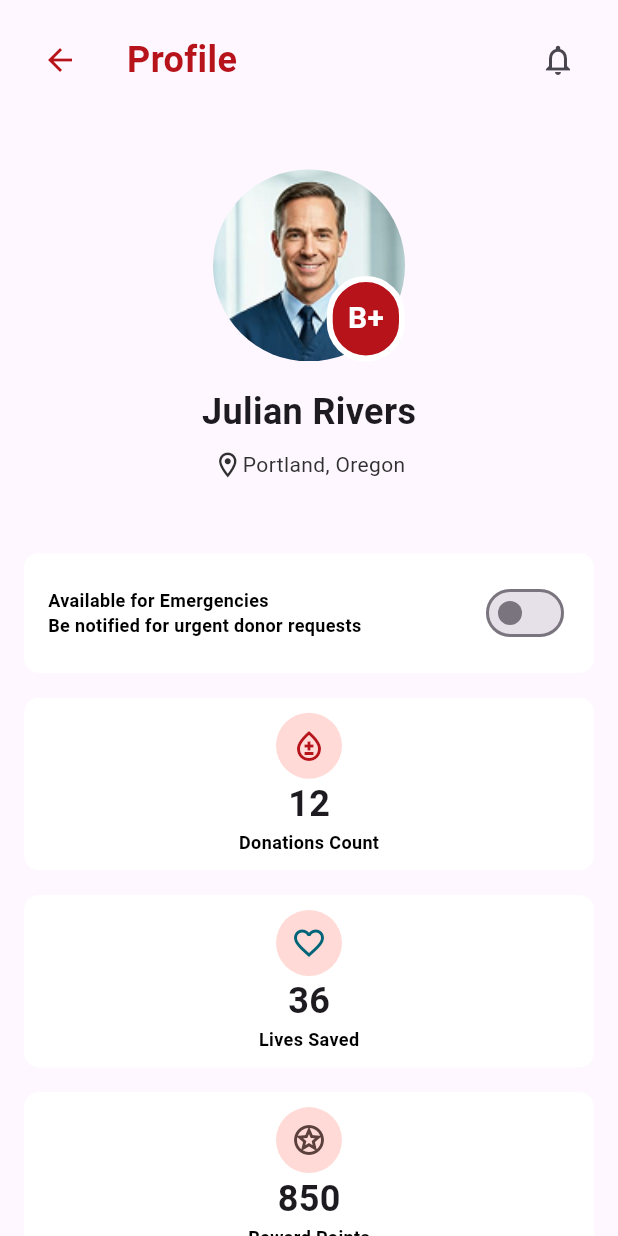
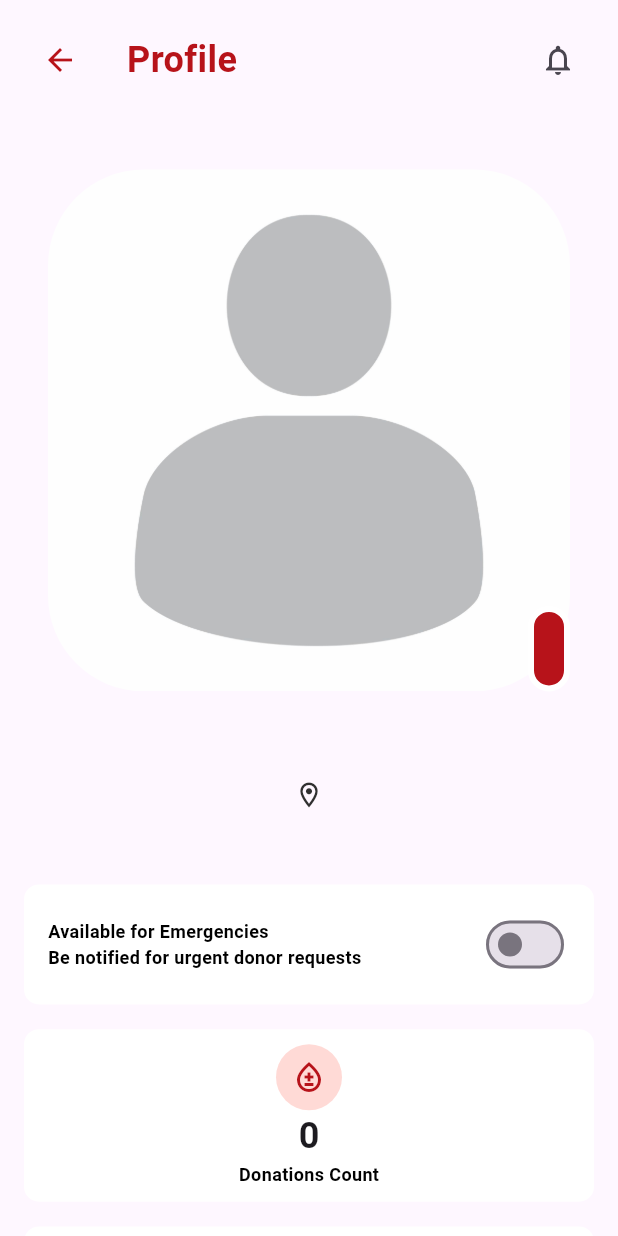
Before and after one commit to Sara2127365/disabilityproject, a Flutter app: the ProfileScreen screen opened directly, on a phone screen of 412 x 824 dp. Run offline on Flutter 3.47's test engine with Material 3 defaults, Android fonts, the phone set to English and light mode, and no system bars; our stand-ins replace bloc, cloud_firestore, firebase_auth, firebase_core, flutter_bloc; accounts and stored records are empty.

Commit message:
Profile screen cubit

```diff
--- a/lib/features/auth/user_model/user_model.dart
+++ b/lib/features/auth/user_model/user_model.dart
@@ -4,10 +4,78 @@ class UserModel {
   final String phone;
   final String location;
   final String blood;
+  final String image;
+  final int donations;
+  final int points;
+  final int livesSaved;
+  final bool isAvailable;
 
-  UserModel({required this.email, required this.name, required this.phone, required this.location, required this.blood});
+  UserModel({
+    required this.email,
+    required this.name,
+    required this.phone,
+    required this.location,
+    required this.blood,
+    required this.image,
+    required this.donations,
+    required this.points,
+    required this.livesSaved,
+    required this.isAvailable,
+  });
 
   Map<String, dynamic> toMap() {
-    return {'email': email, 'name': name,'phone':phone,'location':location,'blood':blood};
+    return {
+      'email': email,
+      'name': name,
+      'phone': phone,
+      'location': location,
+      'blood': blood,
+      'image': image,
+      'donations': donations,
+      'points': points,
+      'livesSaved': livesSaved,
+      'isAvailable': isAvailable,
+    };
+  }
+
+  factory UserModel.fromJson(Map<String, dynamic> json) {
+    return UserModel(
+      email: json['email'],
+      name: json['name'],
+      phone: json['phone'],
+      location: json['location'],
+      blood: json['blood'],
+      image: json['image'],
+      donations: json['donations'],
+      points: json['points'],
+      livesSaved: json['livesSaved'],
+      isAvailable: json['isAvailable'],
+    );
+  }
+
+  UserModel copyWith({
+    String? email,
+    String? name,
+    String? image,
+    String? phone,
+    String? location,
+    String? blood,
+    bool? isAvailable,
+    int? donations,
+    int? points,
+    int? livesSaved,
+  }) {
+    return UserModel(
+      email: email ?? this.email,
+      name: name ?? this.name,
+      phone: phone ?? this.phone,
+      location: location ?? this.location,
+      blood: blood ?? this.blood,
+      image: image ?? this.image,
+      donations: donations ?? this.donations,
+      points: points ?? this.points,
+      livesSaved: livesSaved ?? this.livesSaved,
+      isAvailable: isAvailable ?? this.isAvailable,
+    );
   }
 }
--- /dev/null
+++ b/lib/features/profile/cubit/profile_cubit.dart
@@ -0,0 +1,30 @@
+import 'package:disability/core/datasources/firebase_data_sources.dart';
+import 'package:disability/features/auth/user_model/user_model.dart';
+import 'package:disability/features/profile/cubit/states.dart';
+import 'package:flutter_bloc/flutter_bloc.dart';
+
+class ProfileCubit extends Cubit<ProfileStates> {
+  FirebaseDataSource firebaseDataSource = FirebaseDataSource();
+
+  ProfileCubit() : super(ProfileInitialState());
+
+  UserModel? userModel;
+
+  Future<void> getUser() async {
+    emit(ProfileLoadingState());
+    try {
+      userModel = await firebaseDataSource.getUser();
+      emit(ProfileSuccessState(userModel: userModel!));
+    } catch (e) {
+      emit(ProfileErrorState(message: e.toString()));
+    }
+  }
+
+  Future<void> toggleAvailability(bool value) async {
+    userModel = userModel!.copyWith(isAvailable: value);
+
+    await firebaseDataSource.updateAvailability(value);
+
+    emit(ProfileSuccessState(userModel: userModel!));
+  }
+}
--- /dev/null
+++ b/lib/features/profile/cubit/states.dart
@@ -0,0 +1,19 @@
+import 'package:disability/features/auth/user_model/user_model.dart';
+
+abstract class ProfileStates {}
+
+class ProfileInitialState extends ProfileStates {}
+
+class ProfileLoadingState extends ProfileStates {}
+
+class ProfileSuccessState extends ProfileStates {
+  final UserModel userModel;
+
+  ProfileSuccessState({required this.userModel});
+}
+
+class ProfileErrorState extends ProfileStates {
+  final String message;
+
+  ProfileErrorState({required this.message});
+}
--- a/lib/features/profile/profile_screen.dart
+++ b/lib/features/profile/profile_screen.dart
@@ -32,21 +32,18 @@ class ProfileScreen extends StatelessWidget {
                 StatisticsCard(
                   icon: Icons.bloodtype_outlined,
                   iconColor: ColorsManger.primaryColor,
-                  recordNumber: 12,
                   recordName: 'Donations Count',
                 ),
                 SizedBox(height: height * 0.02),
                 StatisticsCard(
                   icon: Icons.favorite_border_outlined,
                   iconColor: Color(0xff006578),
-                  recordNumber: 36,
                   recordName: 'Lives Saved',
                 ),
                 SizedBox(height: height * 0.02),
                 StatisticsCard(
                   icon: Icons.stars_outlined,
                   iconColor: Color(0xff5B403D),
-                  recordNumber: 850,
                   recordName: 'Reward Points',
                 ),
                 SizedBox(height: height * 0.04),
--- a/lib/features/profile/widgets/available_card.dart
+++ b/lib/features/profile/widgets/available_card.dart
@@ -1,16 +1,13 @@
 import 'package:disability/core/styles/colors.dart';
 import 'package:disability/core/styles/styles.dart';
+import 'package:disability/features/profile/cubit/profile_cubit.dart';
+import 'package:disability/features/profile/cubit/states.dart';
 import 'package:flutter/material.dart';
+import 'package:flutter_bloc/flutter_bloc.dart';
 
-class AvailableCard extends StatefulWidget {
+class AvailableCard extends StatelessWidget {
   const AvailableCard({super.key});
 
-  @override
-  State<AvailableCard> createState() => _AvailableCardState();
-}
-
-class _AvailableCardState extends State<AvailableCard> {
-  bool isAvailable = false;
   @override
   Widget build(BuildContext context) {
     return Container(
@@ -26,13 +23,19 @@ class _AvailableCardState extends State<AvailableCard> {
             style: StylesManager.black12Bold,
           ),
           Spacer(),
-          Switch(
-            value: isAvailable,
-            activeColor: ColorsManger.primaryColor,
-            onChanged: (value) {
-              setState(() {
-                isAvailable = value;
-              });
+          BlocBuilder<ProfileCubit, ProfileStates>(
+            builder: (context, state) {
+              if (state is ProfileSuccessState) {
+                return Switch(
+                  value: state.userModel.isAvailable,
+                  activeColor: ColorsManger.primaryColor,
+                  onChanged: (value) {
+
+                    context.read<ProfileCubit>().toggleAvailability(value);
+                  },
+                );
+              }
+              return Container();
             },
           ),
         ],
--- a/lib/features/profile/widgets/statistics_card.dart
+++ b/lib/features/profile/widgets/statistics_card.dart
@@ -1,16 +1,17 @@
 import 'package:disability/core/styles/styles.dart';
+import 'package:disability/features/profile/cubit/profile_cubit.dart';
+import 'package:disability/features/profile/cubit/states.dart';
 import 'package:flutter/material.dart';
+import 'package:flutter_bloc/flutter_bloc.dart';
 
 class StatisticsCard extends StatelessWidget {
   final IconData icon;
   final Color iconColor;
-  final int recordNumber;
   final String recordName;
   const StatisticsCard({
     super.key,
     required this.icon,
     required this.iconColor,
-    required this.recordNumber,
     required this.recordName,
   });
 
@@ -36,7 +37,21 @@ class StatisticsCard extends StatelessWidget {
             child: Icon(icon, color: iconColor),
           ),
 
-          Text('$recordNumber', style: StylesManager.black24Bold),
+          BlocBuilder<ProfileCubit, ProfileStates>(
+            builder: (context, state) {
+              if (state is ProfileSuccessState) {
+                return Text(
+                  recordName == 'Donations Count'
+                      ? '${state.userModel.donations}'
+                      : recordName == 'Lives Saved'
+                      ? '${state.userModel.livesSaved}'
+                      : '${state.userModel.points}',
+                  style: StylesManager.black24Bold,
+                );
+              }
+              return Container();
+            },
+          ),
           Text(recordName, style: StylesManager.black12Bold),
         ],
       ),
--- a/lib/features/profile/widgets/user_info.dart
+++ b/lib/features/profile/widgets/user_info.dart
@@ -1,6 +1,9 @@
 import 'package:disability/core/styles/colors.dart';
 import 'package:disability/core/styles/styles.dart';
+import 'package:disability/features/profile/cubit/profile_cubit.dart';
+import 'package:disability/features/profile/cubit/states.dart';
 import 'package:flutter/material.dart';
+import 'package:flutter_bloc/flutter_bloc.dart';
 
 class UserInfo extends StatelessWidget {
   const UserInfo({super.key});
@@ -15,7 +18,12 @@ class UserInfo extends StatelessWidget {
       width: width,
       child: Padding(
         padding: const EdgeInsets.all(16.0),
-        child: Column(
+        child: BlocBuilder<ProfileCubit, ProfileStates>(
+          builder: (context, state) {
+            if (state is ProfileLoadingState) {
+              return Center(child: CircularProgressIndicator());
+            } else if (state is ProfileSuccessState) {
+              return Column(
                 mainAxisAlignment: MainAxisAlignment.center,
                 children: [
                   Stack(
@@ -23,8 +31,10 @@ class UserInfo extends StatelessWidget {
                     children: [
                       ClipRRect(
                         borderRadius: BorderRadius.circular(64),
-                  child: Image.asset(
-                    'assets/profile_picture.png',
+                        child: state.userModel.image.isEmpty
+                            ? Image.asset('assets/default_image_profile.png')
+                            : Image.network(
+                                state.userModel.image,
                                 width: 128,
                                 height: 128,
                                 fit: BoxFit.cover,
@@ -38,12 +48,15 @@ class UserInfo extends StatelessWidget {
                           borderRadius: BorderRadius.circular(35),
                           color: ColorsManger.primaryColor,
                         ),
-                  child: Text('B+', style: StylesManager.white20Bold),
+                        child: Text(
+                          state.userModel.blood,
+                          style: StylesManager.white20Bold,
+                        ),
                       ),
                     ],
                   ),
                   SizedBox(height: height * 0.02),
-            Text('Julian Rivers', style: StylesManager.black24Bold),
+                  Text(state.userModel.name, style: StylesManager.black24Bold),
                   SizedBox(height: height * 0.01),
                   Row(
                     mainAxisAlignment: MainAxisAlignment.center,
@@ -53,10 +66,20 @@ class UserInfo extends StatelessWidget {
                         color: Colors.grey[850],
                         size: 20,
                       ),
-                Text('Portland, Oregon', style: StylesManager.grey14),
+                      Text(
+                        state.userModel.location,
+                        style: StylesManager.grey14,
+                      ),
                     ],
                   ),
                 ],
+              );
+            } else if (state is ProfileErrorState) {
+              return Center(child: Text(state.message));
+            }
+
+            return Container();
+          },
         ),
       ),
     );
```
Also changed, not shown: lib/core/datasources/firebase_data_sources.dart (+38 -19 lines), lib/main.dart (+7 -1 lines). Lines whose indentation alone changed are shown as unchanged.
